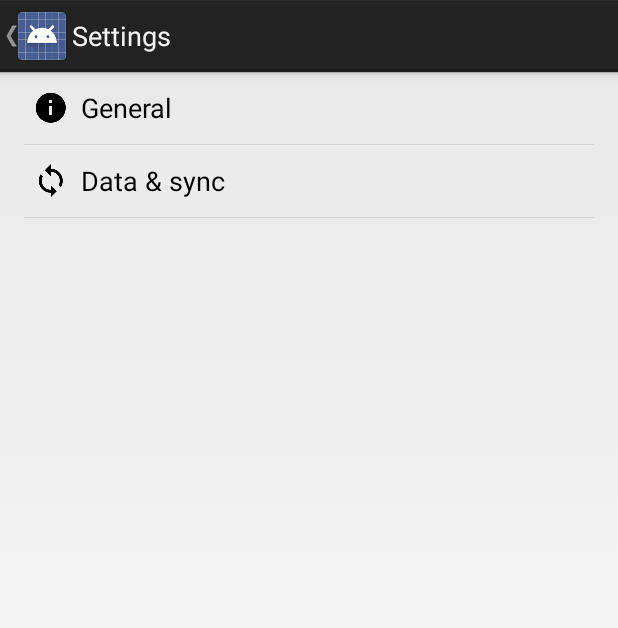
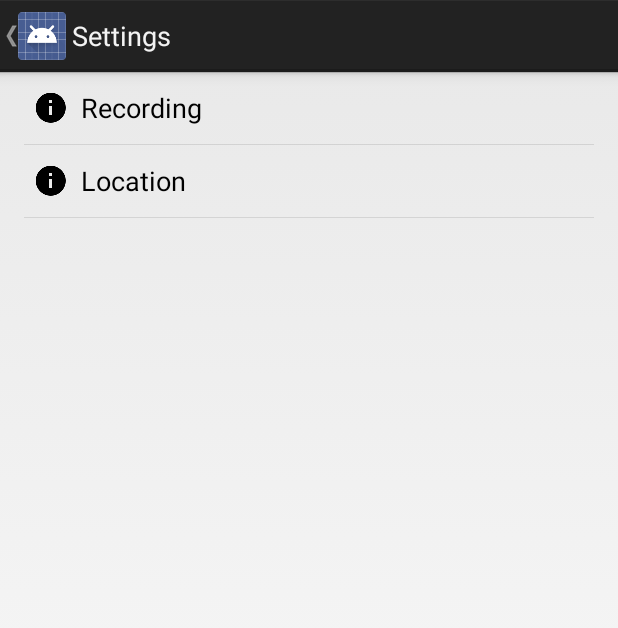
Before and after one commit to JamesLTaylor/WifiRecord, an Android app: the SettingsActivity screen opened directly, with no data from a screen before it, on a phone screen of 412 x 824 dp. Shown: the top 628 px of the screen. Run offline under Robolectric (Android 15) with nearby library versions, the phone set to English and light mode, and no system bars.

Commit message:
Fixed x/y bug in RecordForLocation.  Moved locating settings into editable settings.

```diff
--- /dev/null
+++ b/app/src/main/res/values/arrays.xml
@@ -0,0 +1,32 @@
+<?xml version="1.0" encoding="utf-8"?>
+<resources>
+    <string-array name="pref_number_of_scans">
+        <item>1</item>
+        <item>2</item>
+        <item>5</item>
+        <item>10</item>
+        <item>20</item>
+        <item>30</item>
+        <item>40</item>
+    </string-array>
+
+    <string-array name="pref_location_nscans_moving">
+        <item>1</item>
+        <item>2</item>
+        <item>3</item>
+    </string-array>
+
+    <string-array name="pref_location_stationary_min">
+        <item>3</item>
+        <item>5</item>
+        <item>10</item>
+    </string-array>
+
+    <string-array name="pref_location_stationary_max">
+        <item>5</item>
+        <item>10</item>
+        <item>20</item>
+    </string-array>
+
+
+</resources>
--- a/app/src/main/res/values/attrs.xml
+++ b/app/src/main/res/values/attrs.xml
@@ -8,5 +8,8 @@
         <attr name="metaButtonBarStyle" format="reference" />
         <attr name="metaButtonBarButtonStyle" format="reference" />
     </declare-styleable>
+    <declare-styleable name="EditTextPreferenceWithSummary">
+        <attr name="summary_format" format="string" />
+    </declare-styleable>
 
 </resources>
--- a/app/src/main/res/values/strings.xml
+++ b/app/src/main/res/values/strings.xml
@@ -4,71 +4,26 @@
     <string name="app_name">WifiRecord</string>
     <string name="action_settings">Settings</string>
     <string name="title_activity_select_location">SelectLocationActivity</string>
-
     <string name="title_activity_manual_record">ManualRecordActivity</string>
     <string name="title_activity_settings">Settings</string>
 
     <!-- Strings related to Settings -->
+    <string name="pref_header_general">Recording</string>
+    <string name="pref_header_location">Location</string>
 
-    <!-- Example General settings -->
-    <string name="pref_header_general">General</string>
+    <string name="key_number_of_scans">number_of_scans_list</string>
+    <string name="key_location_walking_pace">key_location_walking_pace</string>
+    <string name="key_location_error_accommodation">key_location_error_accommodation</string>
+    <string name="key_location_length_moving_obs">key_location_length_moving_obs</string>
+    <string name="key_location_min_length_stationary_obs">key_location_min_length_stationary_obs</string>
+    <string name="key_location_max_length_stationary_obs">key_location_max_length_stationary_obs</string>
+    <string name="key_location_update_same_place">key_location_update_same_place</string>
+    <string name="key_location_sticky_min_improvement">key_location_sticky_min_improvment</string>
+    <string name="key_location_sticky_max_time">key_location_sticky_max_time</string>
 
-    <string name="pref_title_social_recommendations">Enable social recommendations</string>
-    <string name="pref_description_social_recommendations">Recommendations for people to contact
-        based on your message history
-    </string>
-
-    <string name="pref_title_display_name">Display name</string>
-    <string name="pref_default_display_name">John Smith</string>
-
-    <string name="pref_title_add_friends_to_messages">Add friends to messages</string>
-    <string-array name="pref_number_of_scans">
-        <item>1</item>
-        <item>2</item>
-        <item>5</item>
-        <item>10</item>
-        <item>20</item>
-        <item>30</item>
-        <item>40</item>
-    </string-array>
-    <string-array name="pref_example_list_values">
-        <item>1</item>
-        <item>0</item>
-        <item>-1</item>
-    </string-array>
-
-    <!-- Example settings for Data & Sync -->
-    <string name="pref_header_data_sync">Data &amp; sync</string>
-
-    <string name="pref_title_sync_frequency">Sync frequency</string>
-    <string-array name="pref_sync_frequency_titles">
-        <item>15 minutes</item>
-        <item>30 minutes</item>
-        <item>1 hour</item>
-        <item>3 hours</item>
-        <item>6 hours</item>
-        <item>Never</item>
-    </string-array>
-    <string-array name="pref_sync_frequency_values">
-        <item>15</item>
-        <item>30</item>
-        <item>60</item>
-        <item>180</item>
-        <item>360</item>
-        <item>-1</item>
-    </string-array>
-
-    <string name="pref_title_system_sync_settings">System sync settings</string>
-
-    <!-- Example settings for Notifications -->
-    <string name="pref_header_notifications">Notifications</string>
-
-    <string name="pref_title_new_message_notifications">New message notifications</string>
-
-    <string name="pref_title_ringtone">Ringtone</string>
-    <string name="pref_ringtone_silent">Silent</string>
-
-    <string name="pref_title_vibrate">Vibrate</string>
-    <string name="key_number_of_scans">number_of_scans_list</string>
+    <string name="summary_location_walking_pace">Used to decide if the most likely location could have been reached from the current location.(%s m/s)</string>
+    <string name="summary_location_error_accommodation">Distance that can be moved in zero time, accommodates for the possible error in the current location. (%s m)</string>
+    <string name="summary_location_sticky_max_time">Amount of time for which small improvements will be ignored. (%s ms)</string>
+    <string name="summary_location_sticky_min_improvement">Minimum score improvement to update while sticky. (%s)</string>
 
 </resources>
--- a/app/src/main/res/xml/pref_data_sync.xml
+++ /dev/null
@@ -1,21 +0,0 @@
-<PreferenceScreen xmlns:android="http://schemas.android.com/apk/res/android">
-
-    <!-- NOTE: Hide buttons to simplify the UI. Users can touch outside the dialog to
-         dismiss it. -->
-    <!-- NOTE: ListPreference's summary should be set to its value by the activity code. -->
-    <ListPreference
-        android:defaultValue="180"
-        android:entries="@array/pref_sync_frequency_titles"
-        android:entryValues="@array/pref_sync_frequency_values"
-        android:key="sync_frequency"
-        android:negativeButtonText="@null"
-        android:positiveButtonText="@null"
-        android:title="@string/pref_title_sync_frequency" />
-
-    <!-- This preference simply launches an intent when selected. Use this UI sparingly, per
-         design guidelines. -->
-    <Preference android:title="@string/pref_title_system_sync_settings">
-        <intent android:action="android.settings.SYNC_SETTINGS" />
-    </Preference>
-
-</PreferenceScreen>
--- a/app/src/main/res/xml/pref_general.xml
+++ b/app/src/main/res/xml/pref_general.xml
@@ -12,23 +12,4 @@
         android:positiveButtonText="@null"
         android:title="Number of scans per reading" />
 
-
-    <SwitchPreference
-        android:defaultValue="true"
-        android:key="example_switch"
-        android:summary="Use this to set the switch value to on or off"
-        android:title="Switch on or off." />
-
-    <!-- NOTE: EditTextPreference accepts EditText attributes. -->
-    <!-- NOTE: EditTextPreference's summary should be set to its value by the activity code. -->
-    <EditTextPreference
-        android:capitalize="words"
-        android:defaultValue="James"
-        android:inputType="textCapWords"
-        android:key="example_text"
-        android:maxLines="1"
-        android:selectAllOnFocus="true"
-        android:singleLine="true"
-        android:title="@string/pref_title_display_name" />
-
 </PreferenceScreen>
--- a/app/src/main/res/xml/pref_headers.xml
+++ b/app/src/main/res/xml/pref_headers.xml
@@ -8,8 +8,8 @@
         android:title="@string/pref_header_general" />
 
     <header
-        android:fragment="com.cogn.wifirecord.SettingsActivity$DataSyncPreferenceFragment"
-        android:icon="@drawable/ic_sync_black_24dp"
-        android:title="@string/pref_header_data_sync" />
+        android:fragment="com.cogn.wifirecord.SettingsActivity$LocationPreferenceFragment"
+        android:icon="@drawable/ic_info_black_24dp"
+        android:title="@string/pref_header_location" />
 
 </preference-headers>
--- /dev/null
+++ b/app/src/main/res/xml/pref_location.xml
@@ -0,0 +1,71 @@
+<PreferenceScreen xmlns:android="http://schemas.android.com/apk/res/android"
+    xmlns:custom="http://schemas.android.com/apk/res/com.cogn.wifirecord">
+
+    <com.cogn.wifirecord.EditTextPreferenceWithSummary
+        android:defaultValue="2.0"
+        android:key="@string/key_location_walking_pace"
+        android:numeric="decimal"
+        android:title="Walking pace (m/s)"
+        android:summary="@string/summary_location_walking_pace"
+        custom:summary_format="@string/summary_location_walking_pace">
+    </com.cogn.wifirecord.EditTextPreferenceWithSummary>
+
+
+    <com.cogn.wifirecord.EditTextPreferenceWithSummary
+        android:defaultValue="20.0"
+        android:key="@string/key_location_error_accommodation"
+        android:numeric="integer"
+        android:title="Error accomodation (m)"
+        custom:summary_format="@string/summary_location_error_accommodation" />
+
+    <ListPreference
+        android:defaultValue="1"
+        android:entries="@array/pref_location_nscans_moving"
+        android:entryValues="@array/pref_location_nscans_moving"
+        android:key="@string/key_location_length_moving_obs"
+        android:negativeButtonText="@null"
+        android:positiveButtonText="@null"
+        android:title="Number of scans per reading while moving" />
+
+    <ListPreference
+        android:defaultValue="5"
+        android:entries="@array/pref_location_stationary_min"
+        android:entryValues="@array/pref_location_stationary_min"
+        android:key="@string/key_location_min_length_stationary_obs"
+        android:negativeButtonText="@null"
+        android:positiveButtonText="@null"
+        android:title="Minumum number of scans to use once stationary" />
+
+    <ListPreference
+        android:defaultValue="20"
+        android:entries="@array/pref_location_stationary_max"
+        android:entryValues="@array/pref_location_stationary_max"
+        android:key="@string/key_location_max_length_stationary_obs"
+        android:negativeButtonText="@null"
+        android:positiveButtonText="@null"
+        android:title="Maximum number of scans to use once stationary" />
+
+
+    <SwitchPreference
+        android:defaultValue="true"
+        android:key="@string/key_location_update_same_place"
+        android:summary="This affects the stickyness of a point."
+        android:title="Update location when same as previous" />
+
+    <com.cogn.wifirecord.EditTextPreferenceWithSummary
+        android:defaultValue="5.0"
+        android:key="@string/key_location_sticky_min_improvement"
+        android:numeric="decimal"
+        android:title="Sticky Min Score."
+        custom:summary_format ="@string/summary_location_sticky_min_improvement" />
+
+    <com.cogn.wifirecord.EditTextPreferenceWithSummary
+        android:defaultValue="3000"
+        android:key="@string/key_location_sticky_max_time"
+        android:numeric="integer"
+        android:title="Sticky time (ms)"
+        custom:summary_format="@string/summary_location_sticky_max_time" />
+
+
+
+</PreferenceScreen>
```
Also changed, not shown: app/src/main/java/com/cogn/wifirecord/EditTextPreferenceWithSummary.java (added, +34 -0 lines), app/src/main/java/com/cogn/wifirecord/RecordActivity.java (+47 -8 lines), app/src/main/java/com/cogn/wifirecord/RecordForLocation.java (+48 -23 lines), app/src/main/java/com/cogn/wifirecord/SettingsActivity.java (+17 -36 lines), 1 other file.
